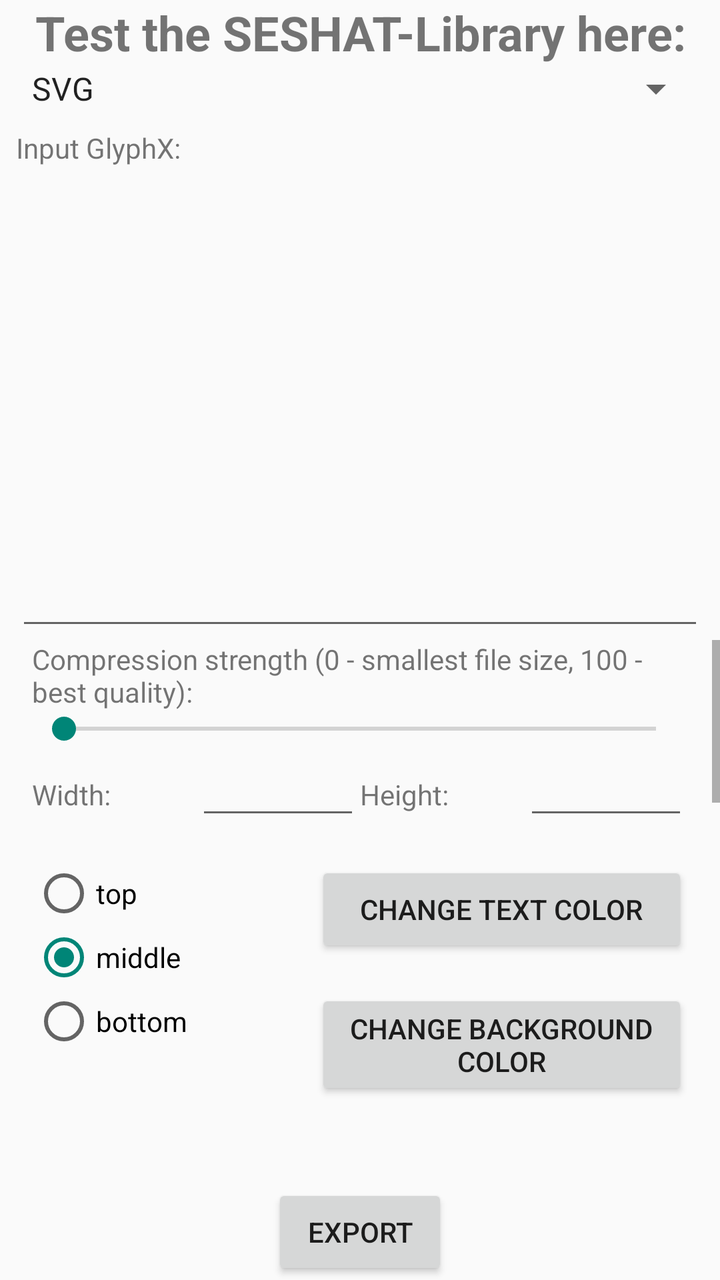
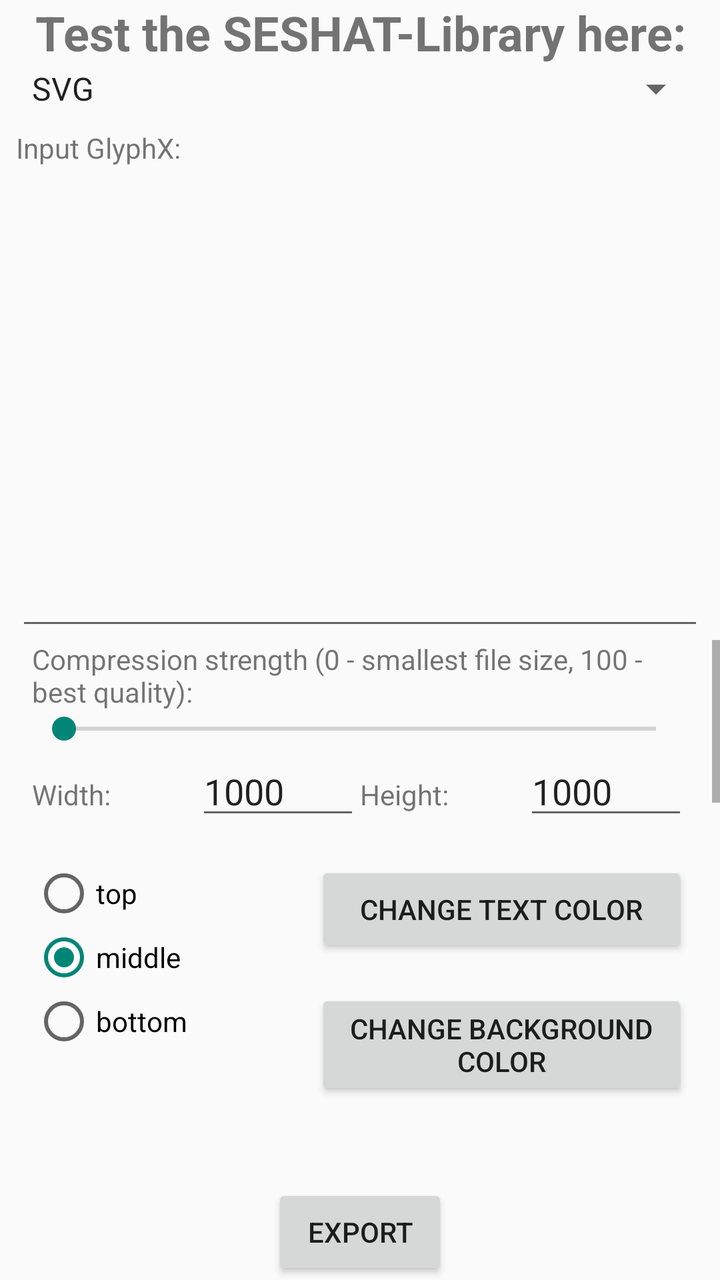

The first picture is an Android layout as it rendered before a commit; the second is the same layout after the commit. The layout source and the unified diff follow.
<!-- AndroidManifest.xml: activity theme Theme.SESHATExampleApp -->
<!-- res/layout/activity_main.xml -->
<?xml version="1.0" encoding="utf-8"?>
<androidx.constraintlayout.widget.ConstraintLayout xmlns:android="http://schemas.android.com/apk/res/android"
    xmlns:app="http://schemas.android.com/apk/res-auto"
    xmlns:tools="http://schemas.android.com/tools"
    android:id="@+id/main"
    android:layout_width="match_parent"
    android:layout_height="match_parent"
    tools:context=".MainActivity">

    <TextView
        android:id="@+id/title_text"
        android:layout_width="0dp"
        android:layout_height="wrap_content"
        android:gravity="center_horizontal"
        android:text="@string/title"
        android:textSize="24sp"
        android:textStyle="bold"
        app:layout_constraintBottom_toBottomOf="parent"
        app:layout_constraintEnd_toEndOf="parent"
        app:layout_constraintStart_toStartOf="parent"
        app:layout_constraintTop_toTopOf="parent"
        app:layout_constraintVertical_bias="0.0" />

    <Spinner
        android:id="@+id/file_type"
        android:layout_width="0dp"
        android:layout_height="wrap_content"
        android:layout_marginStart="8dp"
        android:layout_marginEnd="8dp"
        android:entries="@array/file_formats"
        android:spinnerMode="dropdown"
        app:layout_constraintBottom_toBottomOf="parent"
        app:layout_constraintEnd_toEndOf="parent"
        app:layout_constraintStart_toStartOf="parent"
        app:layout_constraintTop_toBottomOf="@+id/title_text"
        app:layout_constraintVertical_bias="0.0" />

    <TextView
        android:id="@+id/input_title"
        android:layout_width="wrap_content"
        android:layout_height="wrap_content"
        android:layout_marginStart="8dp"
        android:layout_marginTop="8dp"
        android:text="@string/input_glyphx"
        app:layout_constraintBottom_toBottomOf="parent"
        app:layout_constraintEnd_toEndOf="parent"
        app:layout_constraintHorizontal_bias="0.0"
        app:layout_constraintStart_toStartOf="parent"
        app:layout_constraintTop_toBottomOf="@+id/file_type"
        app:layout_constraintVertical_bias="0.0" />

    <EditText
        android:id="@+id/input"
        android:layout_width="0dp"
        android:layout_height="0dp"
        android:layout_marginStart="8dp"
        android:layout_marginTop="8dp"
        android:layout_marginEnd="8dp"
        android:ems="10"
        android:gravity="start|top"
        android:inputType="text|textVisiblePassword|textMultiLine|textNoSuggestions"
        app:layout_constraintBottom_toTopOf="@+id/guideline2"
        app:layout_constraintEnd_toEndOf="parent"
        app:layout_constraintStart_toStartOf="parent"
        app:layout_constraintTop_toBottomOf="@+id/input_title" />

    <androidx.constraintlayout.widget.Guideline
        android:id="@+id/guideline2"
        android:layout_width="wrap_content"
        android:layout_height="wrap_content"
        android:orientation="horizontal"
        app:layout_constraintGuide_percent="0.5" />

    <ScrollView
        android:id="@+id/scrollView2"
        android:layout_width="0dp"
        android:layout_height="0dp"
        android:layout_marginBottom="8dp"
        app:layout_constraintBottom_toTopOf="@+id/progressText"
        app:layout_constraintEnd_toEndOf="parent"
        app:layout_constraintStart_toStartOf="parent"
        app:layout_constraintTop_toTopOf="@+id/guideline2">

        <LinearLayout
            android:id="@+id/settingsContainer"
            android:layout_width="match_parent"
            android:layout_height="wrap_content"
            android:orientation="vertical"
            app:layout_constraintBottom_toBottomOf="parent"
            app:layout_constraintEnd_toEndOf="parent"
            app:layout_constraintStart_toStartOf="parent"
            app:layout_constraintTop_toBottomOf="@+id/thothScroll"
            app:layout_constraintVertical_bias="0.0">

            <TextView
                android:id="@+id/quality_title"
                android:layout_width="match_parent"
                android:layout_height="wrap_content"
                android:layout_marginStart="16dp"
                android:layout_marginEnd="16dp"
                android:text="@string/quality_title" />

            <SeekBar
                android:id="@+id/quality"
                android:layout_width="match_parent"
                android:layout_height="wrap_content"
                android:layout_marginStart="16dp"
                android:layout_marginEnd="16dp"
                android:max="100"
                android:progress="0" />

            <LinearLayout
                android:id="@+id/size"
                android:layout_width="match_parent"
                android:layout_height="match_parent"
                android:layout_marginStart="16dp"
                android:layout_marginEnd="16dp"
                android:orientation="horizontal">

                <TextView
                    android:id="@+id/width_title"
                    android:layout_width="match_parent"
                    android:layout_height="wrap_content"
                    android:layout_weight="1"
                    android:text="@string/width" />

                <EditText
                    android:id="@+id/width"
                    android:layout_width="match_parent"
                    android:layout_height="wrap_content"
                    android:layout_weight="1"
                    android:ems="10"
                    android:inputType="number" />

                <TextView
                    android:id="@+id/height_title"
                    android:layout_width="match_parent"
                    android:layout_height="wrap_content"
                    android:layout_weight="1"
                    android:text="@string/height" />

                <EditText
                    android:id="@+id/height"
                    android:layout_width="match_parent"
                    android:layout_height="wrap_content"
                    android:layout_weight="1"
                    android:ems="10"
                    android:inputType="number" />
            </LinearLayout>

            <LinearLayout
                android:layout_width="match_parent"
                android:layout_height="match_parent"
                android:orientation="horizontal">

                <RadioGroup
                    android:id="@+id/VerticalOrientation"
                    android:layout_width="wrap_content"
                    android:layout_height="wrap_content"
                    android:layout_marginStart="16dp"
                    android:layout_marginTop="16dp">

                    <RadioButton
                        android:id="@+id/top"
                        android:layout_width="match_parent"
                        android:layout_height="wrap_content"
                        android:text="@string/vert_orient_top" />

                    <RadioButton
                        android:id="@+id/middle"
                        android:layout_width="match_parent"
                        android:layout_height="wrap_content"
                        android:checked="true"
                        android:text="@string/vert_orient_middle" />

                    <RadioButton
                        android:id="@+id/bottom"
                        android:layout_width="match_parent"
                        android:layout_height="wrap_content"
                        android:text="@string/vert_orient_bottom" />
                </RadioGroup>

                <LinearLayout
                    android:layout_width="match_parent"
                    android:layout_height="wrap_content"
                    android:orientation="vertical">

                    <Button
                        android:id="@+id/changeTextColor"
                        android:layout_width="match_parent"
                        android:layout_height="wrap_content"
                        android:layout_marginStart="64dp"
                        android:layout_marginTop="16dp"
                        android:layout_marginEnd="16dp"
                        android:layout_weight="1"
                        android:text="@string/button_change_text_color" />

                    <Button
                        android:id="@+id/changeBGColor"
                        android:layout_width="match_parent"
                        android:layout_height="wrap_content"
                        android:layout_marginStart="64dp"
                        android:layout_marginTop="16dp"
                        android:layout_marginEnd="16dp"
                        android:layout_weight="1"
                        android:text="@string/button_change_bg_color" />
                </LinearLayout>

            </LinearLayout>

            <LinearLayout
                android:layout_width="match_parent"
                android:layout_height="match_parent"
                android:orientation="horizontal">

                <RadioGroup
                    android:id="@+id/WritingLayout"
                    android:layout_width="wrap_content"
                    android:layout_height="wrap_content"
                    android:layout_marginStart="16dp"
                    android:layout_marginTop="16dp">

                    <RadioButton
                        android:id="@+id/lines"
                        android:layout_width="match_parent"
                        android:layout_height="wrap_content"
                        android:checked="true"
                        android:text="@string/writing_layout_l" />

                    <RadioButton
                        android:id="@+id/columns"
                        android:layout_width="match_parent"
                        android:layout_height="wrap_content"
                        android:text="@string/writing_layout_c" />
                </RadioGroup>

                <LinearLayout
                    android:layout_width="match_parent"
                    android:layout_height="wrap_content"
                    android:orientation="vertical">


                    <CheckBox
                        android:id="@+id/drawLines"
                        android:layout_width="match_parent"
                        android:layout_height="wrap_content"
                        android:layout_marginStart="64dp"
                        android:layout_marginTop="16dp"
                        android:layout_marginEnd="16dp"
                        android:text="@string/draw_lines_title" />

                    <TextView
                        android:id="@+id/lineThicknessTitle"
                        android:layout_width="match_parent"
                        android:layout_height="wrap_content"
                        android:layout_marginStart="64dp"
                        android:layout_marginTop="16dp"
                        android:layout_marginEnd="16dp"
                        android:text="@string/line_thickness_title" />

                    <SeekBar
                        android:id="@+id/lineThickness"
                        android:layout_width="match_parent"
                        android:layout_height="wrap_content"
                        android:layout_marginStart="64dp"
                        android:layout_marginTop="8dp"
                        android:layout_marginEnd="16dp"
                        android:max="10" />
                </LinearLayout>

            </LinearLayout>

            <LinearLayout
                android:layout_width="match_parent"
                android:layout_height="match_parent"
                android:orientation="horizontal">

                <RadioGroup
                    android:id="@+id/WritingDirection"
                    android:layout_width="wrap_content"
                    android:layout_height="wrap_content"
                    android:layout_marginStart="16dp"
                    android:layout_marginTop="16dp">

                    <RadioButton
                        android:id="@+id/ltr"
                        android:layout_width="match_parent"
                        android:layout_height="wrap_content"
                        android:checked="true"
                        android:text="@string/writing_direction_ltr" />

                    <RadioButton
                        android:id="@+id/rtl"
                        android:layout_width="match_parent"
                        android:layout_height="wrap_content"
                        android:text="@string/writing_direction_rtl" />
                </RadioGroup>

                <LinearLayout
                    android:layout_width="match_parent"
                    android:layout_height="wrap_content"
                    android:layout_marginTop="16dp"
                    android:orientation="vertical">

                    <CheckBox
                        android:id="@+id/backgroundWithCSS"
                        android:layout_width="wrap_content"
                        android:layout_height="wrap_content"
                        android:layout_marginStart="64dp"
                        android:text="@string/css_background" />

                    <CheckBox
                        android:id="@+id/transparentBackground"
                        android:layout_width="wrap_content"
                        android:layout_height="wrap_content"
                        android:layout_marginStart="64dp"
                        android:layout_marginTop="8dp"
                        android:text="@string/transparent_background" />
                </LinearLayout>

            </LinearLayout>

            <TextView
                android:id="@+id/paddingTitle"
                android:layout_width="match_parent"
                android:layout_height="wrap_content"
                android:layout_marginStart="16dp"
                android:layout_marginTop="16dp"
                android:layout_marginEnd="16dp"
                android:text="@string/padding_title" />

            <androidx.constraintlayout.widget.ConstraintLayout
                android:layout_width="match_parent"
                android:layout_height="match_parent"
                android:layout_marginStart="16dp"
                android:layout_marginTop="8dp"
                android:layout_marginEnd="16dp">

                <TextView
                    android:id="@+id/paddingLeftTitle"
                    android:layout_width="wrap_content"
                    android:layout_height="wrap_content"
                    android:text="@string/padding_left_title"
                    app:layout_constraintBottom_toBottomOf="parent"
                    app:layout_constraintEnd_toEndOf="parent"
                    app:layout_constraintHorizontal_bias="0.0"
                    app:layout_constraintStart_toStartOf="parent"
                    app:layout_constraintTop_toTopOf="parent"
                    app:layout_constraintVertical_bias="0.0" />

                <TextView
                    android:id="@+id/paddingTopTitle"
                    android:layout_width="wrap_content"
                    android:layout_height="wrap_content"
                    android:text="@string/padding_top_title"
                    app:layout_constraintBottom_toBottomOf="parent"
                    app:layout_constraintEnd_toEndOf="parent"
                    app:layout_constraintStart_toStartOf="parent"
                    app:layout_constraintTop_toTopOf="parent"
                    app:layout_constraintVertical_bias="0.0" />

                <SeekBar
                    android:id="@+id/paddingLeft"
                    android:layout_width="0dp"
                    android:layout_height="wrap_content"
                    android:layout_marginTop="8dp"
                    android:layout_marginEnd="8dp"
                    android:max="50"
                    app:layout_constraintBottom_toBottomOf="parent"
                    app:layout_constraintEnd_toStartOf="@+id/paddingTopTitle"
                    app:layout_constraintStart_toStartOf="parent"
                    app:layout_constraintTop_toBottomOf="@+id/paddingLeftTitle"
                    app:layout_constraintVertical_bias="0.0" />

                <SeekBar
                    android:id="@+id/paddingTop"
                    android:layout_width="0dp"
                    android:layout_height="wrap_content"
                    android:layout_marginTop="8dp"
                    android:max="50"
                    app:layout_constraintBottom_toBottomOf="parent"
                    app:layout_constraintEnd_toEndOf="parent"
                    app:layout_constraintHorizontal_bias="0.0"
                    app:layout_constraintStart_toStartOf="@+id/paddingTopTitle"
                    app:layout_constraintTop_toBottomOf="@+id/paddingTopTitle"
                    app:layout_constraintVertical_bias="0.0" />

                <TextView
                    android:id="@+id/paddingRightTitle"
                    android:layout_width="wrap_content"
                    android:layout_height="wrap_content"
                    android:layout_marginTop="8dp"
                    android:text="@string/padding_right_title"
                    app:layout_constraintBottom_toBottomOf="parent"
                    app:layout_constraintEnd_toEndOf="parent"
                    app:layout_constraintHorizontal_bias="0.0"
                    app:layout_constraintStart_toStartOf="parent"
                    app:layout_constraintTop_toBottomOf="@id/paddingLeft"
                    app:layout_constraintVertical_bias="0.0" />

                <TextView
                    android:id="@+id/paddingBottomTitle"
                    android:layout_width="wrap_content"
                    android:layout_height="wrap_content"
                    android:layout_marginTop="8dp"
                    android:text="@string/padding_bottom_title"
                    app:layout_constraintBottom_toBottomOf="parent"
                    app:layout_constraintEnd_toEndOf="parent"
                    app:layout_constraintHorizontal_bias="0.0"
                    app:layout_constraintStart_toStartOf="@+id/paddingTop"
                    app:layout_constraintTop_toBottomOf="@+id/paddingTop"
                    app:layout_constraintVertical_bias="0.0" />

                <SeekBar
                    android:id="@+id/paddingRight"
                    android:layout_width="0dp"
                    android:layout_height="wrap_content"
                    android:layout_marginTop="8dp"
                    android:layout_marginEnd="8dp"
                    android:max="50"
                    app:layout_constraintBottom_toBottomOf="parent"
                    app:layout_constraintEnd_toStartOf="@+id/paddingBottomTitle"
                    app:layout_constraintStart_toStartOf="parent"
                    app:layout_constraintTop_toBottomOf="@id/paddingRightTitle"
                    app:layout_constraintVertical_bias="0.0" />

                <SeekBar
                    android:id="@+id/paddingBottom"
                    android:layout_width="0dp"
                    android:layout_height="wrap_content"
                    android:layout_marginTop="8dp"
                    android:max="50"
                    app:layout_constraintBottom_toBottomOf="parent"
                    app:layout_constraintEnd_toEndOf="parent"
                    app:layout_constraintHorizontal_bias="0.0"
                    app:layout_constraintStart_toStartOf="@+id/paddingBottomTitle"
                    app:layout_constraintTop_toBottomOf="@+id/paddingBottomTitle"
                    app:layout_constraintVertical_bias="0.0" />

                <TextView
                    android:id="@+id/interLinePaddingTitle"
                    android:layout_width="wrap_content"
                    android:layout_height="wrap_content"
                    android:layout_marginTop="8dp"
                    android:layout_marginEnd="8dp"
                    android:text="@string/inter_line_padding"
                    app:layout_constraintBottom_toBottomOf="parent"
                    app:layout_constraintEnd_toStartOf="@+id/paddingBottom"
                    app:layout_constraintHorizontal_bias="0.0"
                    app:layout_constraintStart_toStartOf="parent"
                    app:layout_constraintTop_toBottomOf="@id/paddingRight"
                    app:layout_constraintVertical_bias="0.0" />

                <TextView
                    android:id="@+id/layoutSignPaddingTitle"
                    android:layout_width="wrap_content"
                    android:layout_height="wrap_content"
                    android:layout_marginTop="8dp"
                    android:text="@string/layout_sign_padding_title"
                    app:layout_constraintBottom_toBottomOf="parent"
                    app:layout_constraintEnd_toEndOf="parent"
                    app:layout_constraintHorizontal_bias="0.0"
                    app:layout_constraintStart_toStartOf="@+id/paddingBottom"
                    app:layout_constraintTop_toBottomOf="@+id/paddingBottom"
                    app:layout_constraintVertical_bias="0.0" />

                <SeekBar
                    android:id="@+id/interLinePadding"
                    android:layout_width="0dp"
                    android:layout_height="wrap_content"
                    android:layout_marginTop="8dp"
                    android:layout_marginEnd="8dp"
                    android:max="50"
                    app:layout_constraintBottom_toBottomOf="parent"
                    app:layout_constraintEnd_toStartOf="@+id/layoutSignPaddingTitle"
                    app:layout_constraintStart_toStartOf="parent"
                    app:layout_constraintTop_toBottomOf="@+id/interLinePaddingTitle"
                    app:layout_constraintVertical_bias="0.0" />

                <SeekBar
                    android:id="@+id/layoutSignPadding"
                    android:layout_width="0dp"
                    android:layout_height="wrap_content"
                    android:layout_marginTop="8dp"
                    android:max="50"
                    app:layout_constraintBottom_toBottomOf="parent"
                    app:layout_constraintEnd_toEndOf="parent"
                    app:layout_constraintStart_toStartOf="@+id/layoutSignPaddingTitle"
                    app:layout_constraintTop_toBottomOf="@+id/layoutSignPaddingTitle"
                    app:layout_constraintVertical_bias="0.0" />

                <TextView
                    android:id="@+id/signPaddingTitle"
                    android:layout_width="wrap_content"
                    android:layout_height="wrap_content"
                    android:layout_marginTop="8dp"
                    android:text="@string/sign_padding_title"
                    app:layout_constraintBottom_toBottomOf="parent"
                    app:layout_constraintEnd_toEndOf="parent"
                    app:layout_constraintHorizontal_bias="0.0"
                    app:layout_constraintStart_toStartOf="parent"
                    app:layout_constraintTop_toBottomOf="@id/interLinePadding"
                    app:layout_constraintVertical_bias="0.0" />

                <SeekBar
                    android:id="@+id/signPadding"
                    android:layout_width="0dp"
                    android:layout_height="wrap_content"
                    android:layout_marginTop="8dp"
                    android:max="50"
                    app:layout_constraintBottom_toBottomOf="parent"
                    app:layout_constraintEnd_toEndOf="parent"
                    app:layout_constraintStart_toStartOf="parent"
                    app:layout_constraintTop_toBottomOf="@id/signPaddingTitle"
                    app:layout_constraintVertical_bias="0.0" />
            </androidx.constraintlayout.widget.ConstraintLayout>

            <TextView
                android:id="@+id/textSizeTitle"
                android:layout_width="match_parent"
                android:layout_height="wrap_content"
                android:layout_marginStart="16dp"
                android:layout_marginTop="16dp"
                android:layout_marginEnd="16dp"
                android:text="@string/text_size_title_start" />

            <SeekBar
                android:id="@+id/textSize"
                android:layout_width="match_parent"
                android:layout_height="wrap_content"
                android:layout_marginStart="16dp"
                android:layout_marginTop="8dp"
                android:layout_marginEnd="16dp"
                android:progress="40" />

        </LinearLayout>
    </ScrollView>

    <ProgressBar
        android:id="@+id/progressBar"
        style="?android:attr/progressBarStyleHorizontal"
        android:layout_width="0dp"
        android:layout_height="wrap_content"
        android:layout_marginStart="8dp"
        android:layout_marginEnd="8dp"
        android:visibility="invisible"
        app:layout_constraintBottom_toBottomOf="@+id/progressText"
        app:layout_constraintEnd_toStartOf="@+id/progressText"
        app:layout_constraintStart_toStartOf="parent"
        app:layout_constraintTop_toTopOf="@+id/progressText"
        tools:visibility="visible" />

    <TextView
        android:id="@+id/progressText"
        android:layout_width="wrap_content"
        android:layout_height="wrap_content"
        android:layout_marginEnd="8dp"
        android:visibility="invisible"
        app:layout_constraintBottom_toTopOf="@+id/button_export"
        app:layout_constraintEnd_toEndOf="parent"
        app:layout_constraintHorizontal_bias="1.0"
        app:layout_constraintStart_toStartOf="parent"
        app:layout_constraintTop_toTopOf="@+id/guideline2"
        app:layout_constraintVertical_bias="1.0"
        tools:visibility="visible" />

    <Button
        android:id="@+id/button_export"
        android:layout_width="wrap_content"
        android:layout_height="wrap_content"
        android:text="@string/export"
        app:layout_constraintBottom_toBottomOf="parent"
        app:layout_constraintEnd_toEndOf="parent"
        app:layout_constraintStart_toStartOf="parent"
        app:layout_constraintTop_toTopOf="@+id/guideline2"
        app:layout_constraintVertical_bias="1.0" />

</androidx.constraintlayout.widget.ConstraintLayout>
<!-- resources referenced by this layout -->
<resources>
  <string-array name="file_formats">
          <item>SVG</item>
          <item>PNG</item>
          <item>JPEG</item>
      </string-array>
  <string name="button_change_bg_color">change background color</string>
  <string name="button_change_text_color">change text color</string>
  <string name="css_background">CSS background</string>
  <string name="draw_lines_title">Draw Lines</string>
  <string name="export">Export</string>
  <string name="height">Height:</string>
  <string name="input_glyphx">Input GlyphX:</string>
  <string name="inter_line_padding">"Inter Line Padding: "</string>
  <string name="layout_sign_padding_title">"Layout Sign Padding: "</string>
  <string name="line_thickness_title">"Line Thickness: "</string>
  <string name="padding_bottom_title">"Bottom: "</string>
  <string name="padding_left_title">"Left: "</string>
  <string name="padding_right_title">"Right: "</string>
  <string name="padding_title">Padding</string>
  <string name="padding_top_title">"Top: "</string>
  <string name="quality_title">Compression strength (0 - smallest file size, 100 - best quality):</string>
  <string name="sign_padding_title">"Sign Padding: "</string>
  <string name="text_size_title_start">"Text Size: 40sp"</string>
  <string name="title">Test the SESHAT-Library here:</string>
  <string name="transparent_background">transparent background</string>
  <string name="vert_orient_bottom">bottom</string>
  <string name="vert_orient_middle">middle</string>
  <string name="vert_orient_top">top</string>
  <string name="width">Width:</string>
  <string name="writing_direction_ltr">left to right</string>
  <string name="writing_direction_rtl">right to left</string>
  <string name="writing_layout_c">columns</string>
  <string name="writing_layout_l">lines</string>
  <style name="Theme.SESHATExampleApp" parent="Theme.AppCompat.Light.NoActionBar" />
</resources>

<!-- the commit's change to res/layout/activity_main.xml (unified diff, before → after) -->
@@ -130,7 +130,8 @@
                     android:layout_height="wrap_content"
                     android:layout_weight="1"
                     android:ems="10"
-                    android:inputType="number" />
+                    android:inputType="number"
+                    android:text="1000" />
 
                 <TextView
                     android:id="@+id/height_title"
@@ -145,7 +146,8 @@
                     android:layout_height="wrap_content"
                     android:layout_weight="1"
                     android:ems="10"
-                    android:inputType="number" />
+                    android:inputType="number"
+                    android:text="1000" />
             </LinearLayout>
 
             <LinearLayout
